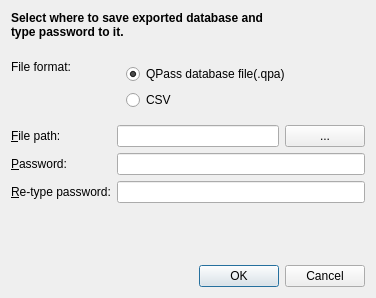
The window that dialogs/DatabaseExportDialog.ui (veaceslav/qpass-qt5) describes before a commit, drawn with Qt 5.
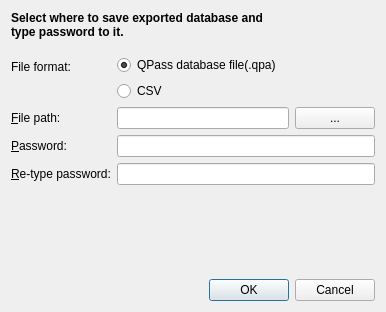
The same window after the commit.

Commit message:
Improved import and export dialogs
Added ability to modify path entry in these dialogs. Added option to
automatically add extensions to files.

What changed in the file:
```diff
--- a/dialogs/DatabaseExportDialog.ui
+++ b/dialogs/DatabaseExportDialog.ui
@@ -6,10 +6,16 @@
    <rect>
     <x>0</x>
     <y>0</y>
-    <width>376</width>
-    <height>298</height>
+    <width>386</width>
+    <height>312</height>
    </rect>
   </property>
+  <property name="sizePolicy">
+   <sizepolicy hsizetype="Preferred" vsizetype="Preferred">
+    <horstretch>0</horstretch>
+    <verstretch>0</verstretch>
+   </sizepolicy>
+  </property>
   <property name="windowTitle">
    <string>Database Export - QPass</string>
   </property>
@@ -52,6 +58,15 @@
      <item row="0" column="1">
       <widget class="QWidget" name="widget_3" native="true">
        <layout class="QVBoxLayout" name="verticalLayout_3">
+        <property name="leftMargin">
+         <number>0</number>
+        </property>
+        <property name="topMargin">
+         <number>0</number>
+        </property>
+        <property name="bottomMargin">
+         <number>0</number>
+        </property>
         <item>
          <widget class="QRadioButton" name="qpaFormat">
           <property name="text">
@@ -91,7 +106,7 @@
         <item>
          <widget class="QLineEdit" name="pathEdit">
           <property name="readOnly">
-           <bool>true</bool>
+           <bool>false</bool>
           </property>
          </widget>
         </item>
```
The commit also changes 8 other files.
